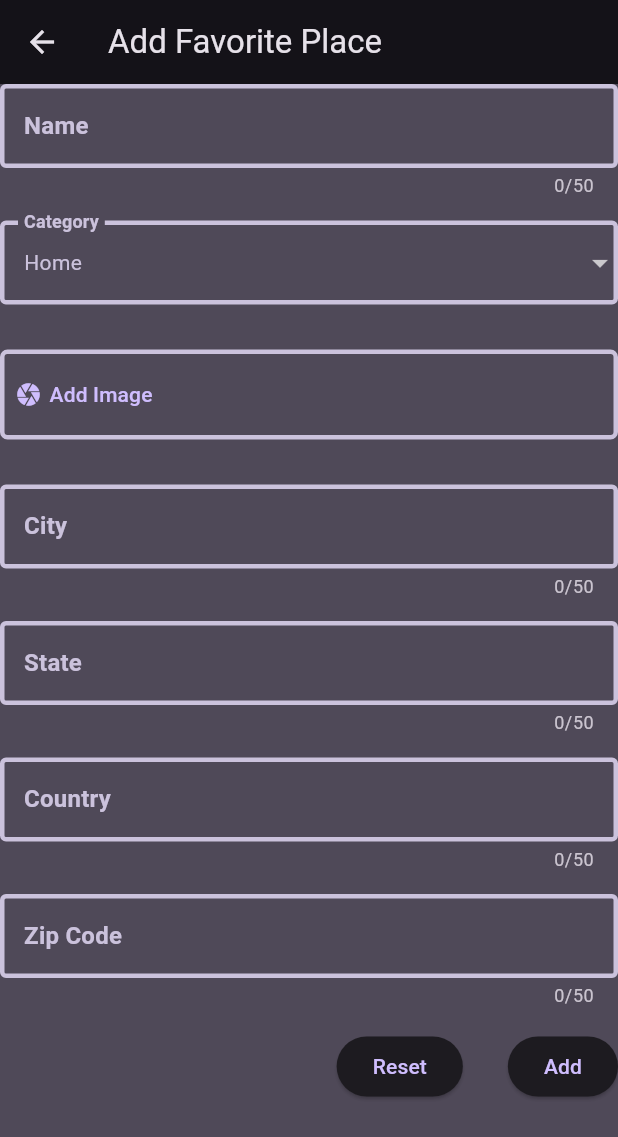
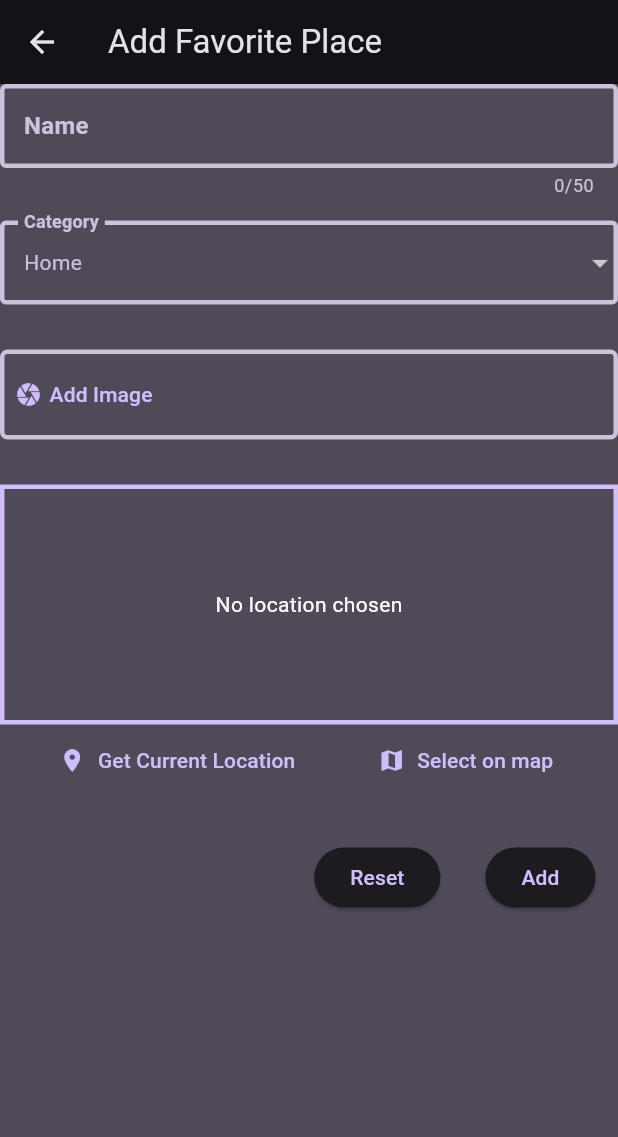
Before and after one commit to subhroacharjee/favorite_place_apps, a Flutter app: the AddPlaceScreen screen opened directly, on a phone screen of 412 x 824 dp. Shown: the top 1137 px of the screen. Run offline on Flutter 3.47's test engine with Material 3 defaults, Android fonts, the phone set to English and light mode, and no system bars; our stand-ins replace flutter_riverpod, google_fonts, image_picker, location, riverpod.

Commit message:
feat: adding location

```diff
--- /dev/null
+++ b/lib/src/components/location_input.dart
@@ -0,0 +1,117 @@
+import 'dart:convert';
+
+import 'package:favorite_place_apps/src/models/favorite_place.dart';
+import 'package:flutter/material.dart';
+import 'package:location/location.dart';
+import 'package:http/http.dart' as http;
+
+class LocationInput extends StatefulWidget {
+  const LocationInput({
+    super.key,
+    required this.setLocation,
+  });
+  final void Function(PlaceLocation) setLocation;
+  @override
+  State<LocationInput> createState() => _LocationInputState();
+}
+
+class _LocationInputState extends State<LocationInput> {
+  var _isGettingLocation = false;
+  final _apiKey = 'Your-API-Key';
+  Widget _previewContent = const Text('No location chosen');
+
+  String _locationImage(PlaceLocation place) {
+    return 'https://maps.googleapis.com/maps/api/staticmap?center=${place.latitude},${place.longitude}&zoom=12&size=${MediaQuery.of(context).size.width.floor()}x160&maptype=roadmap&markers=color:blue%7Clabel:S%7C${place.latitude},${place.longitude}&key=$_apiKey';
+  }
+
+  void _getCurrentLocation() async {
+    Location location = Location();
+
+    bool serviceEnabled;
+    PermissionStatus permissionGranted;
+    LocationData locationData;
+
+    serviceEnabled = await location.serviceEnabled();
+    if (!serviceEnabled) {
+      serviceEnabled = await location.requestService();
+      if (!serviceEnabled) {
+        return;
+      }
+    }
+
+    permissionGranted = await location.hasPermission();
+    if (permissionGranted == PermissionStatus.denied) {
+      permissionGranted = await location.requestPermission();
+      if (permissionGranted != PermissionStatus.granted) {
+        return;
+      }
+    }
+
+    setState(() {
+      _isGettingLocation = true;
+    });
+
+    locationData = await location.getLocation();
+    final url = Uri.parse(
+        'https://maps.googleapis.com/maps/api/geocode/json?latlng=${locationData.latitude},${locationData.longitude}&key=$_apiKey');
+    final response = await http.get(url);
+    final resData = json.decode(response.body);
+    final address = resData["results"][0]["formatted_address"];
+
+    final place = PlaceLocation(
+      address: address,
+      latitude: locationData.latitude!,
+      longitude: locationData.longitude!,
+    );
+    widget.setLocation(
+      place,
+    );
+    setState(() {
+      _previewContent = Image.network(_locationImage(place));
+      _isGettingLocation = false;
+    });
+  }
+
+  @override
+  Widget build(BuildContext context) {
+    Widget preview = Center(
+      child: _previewContent,
+    );
+
+    if (_isGettingLocation) {
+      preview = const Center(
+        child: CircularProgressIndicator(),
+      );
+    }
+    return Column(
+      children: [
+        Container(
+          height: 160,
+          width: double.infinity,
+          decoration: BoxDecoration(
+            border: Border.all(
+              width: 3,
+              color: Theme.of(context).colorScheme.primary,
+            ),
+          ),
+          child: preview,
+        ),
+        Row(
+          mainAxisAlignment: MainAxisAlignment.spaceEvenly,
+          children: [
+            TextButton.icon(
+              onPressed: _isGettingLocation ? null : _getCurrentLocation,
+              icon: const Icon(Icons.location_on),
+              label: const Text("Get Current Location"),
+            ),
+            TextButton.icon(
+              onPressed: () {},
+              icon: const Icon(Icons.map),
+              label: const Text("Select on map"),
+            ),
+          ],
+        )
+      ],
+    );
+  }
+}
--- a/lib/src/models/favorite_place.dart
+++ b/lib/src/models/favorite_place.dart
@@ -2,23 +2,16 @@ import 'dart:io';
 
 enum PlaceCategory { home, work, travel, relax, view, sports, activity, other }
 
-class Address {
-  const Address({
-    required this.city,
-    required this.state,
-    required this.country,
-    required this.zipcode,
+class PlaceLocation {
+  const PlaceLocation({
+    required this.latitude,
+    required this.longitude,
+    required this.address,
   });
-  final String? city;
-  final String? state;
-  final String? country;
-  final String? zipcode;
 
-  @override
-  String toString() {
-    var content = "${city} ${state} ${country} ${zipcode}";
-    return content;
-  }
+  final double latitude;
+  final double longitude;
+  final String address;
 }
 
 class FavoritePlace {
@@ -26,12 +19,13 @@ class FavoritePlace {
     required this.id,
     required this.name,
     required this.category,
-    this.address,
     required this.image,
+    required this.location,
   });
   final String id;
   final String name;
   final PlaceCategory category;
   final File image;
-  Address? address;
+
+  final PlaceLocation location;
 }
--- a/lib/src/screens/add_new_place.dart
+++ b/lib/src/screens/add_new_place.dart
@@ -1,6 +1,7 @@
 import 'dart:io';
 
 import 'package:favorite_place_apps/src/components/image_input.dart';
+import 'package:favorite_place_apps/src/components/location_input.dart';
 import 'package:favorite_place_apps/src/models/favorite_place.dart';
 import 'package:favorite_place_apps/src/providers/place_provider.dart';
 import 'package:flutter/material.dart';
@@ -13,11 +14,8 @@ class AddPlaceScreen extends ConsumerWidget {
   final gKey = GlobalKey<FormState>();
   late String _name;
   PlaceCategory _category = PlaceCategory.home;
-  late String? _city;
-  late String? _state;
-  late String? _country;
-  late String? _zip;
   File? _selectedImage;
+  PlaceLocation? _selctedLocation;
 
   void _save(BuildContext context, WidgetRef ref) {
     if (!gKey.currentState!.validate()) return;
@@ -30,17 +28,20 @@ class AddPlaceScreen extends ConsumerWidget {
       );
       return;
     }
+    if (_selctedLocation == null) {
+      ScaffoldMessenger.of(context).showSnackBar(
+        const SnackBar(
+          content: Text("location is required"),
+        ),
+      );
+      return;
+    }
     final newPlace = FavoritePlace(
-      id: UuidV4().toString(),
+      id: const UuidV4().toString(),
       name: _name,
       category: _category,
       image: _selectedImage!,
-      address: Address(
-        city: _city,
-        state: _state,
-        country: _country,
-        zipcode: _zip,
-      ),
+      location: _selctedLocation!,
     );
     ref.read(favoritePlaceProvider.notifier).addFavoritePlace(newPlace);
     Navigator.of(context).pop();
@@ -82,25 +83,11 @@ class AddPlaceScreen extends ConsumerWidget {
               const SizedBox(
                 height: 30,
               ),
-              _TextFormField(
-                  value: "City", validate: (value) => false, onSave: (val) => _city = val),
+              LocationInput(setLocation: (place) {
+                _selctedLocation = place;
+              }),
               const SizedBox(
-                height: 15,
-              ),
-              _TextFormField(
-                  value: "State", validate: (value) => false, onSave: (val) => _state = val),
-              const SizedBox(
-                height: 15,
-              ),
-              _TextFormField(
-                  value: "Country", validate: (value) => false, onSave: (val) => _country = val),
-              const SizedBox(
-                height: 15,
-              ),
-              _TextFormField(
-                  value: "Zip Code", validate: (value) => false, onSave: (val) => _zip = val),
-              const SizedBox(
-                height: 15,
+                height: 30,
               ),
               Row(
                 mainAxisAlignment: MainAxisAlignment.end,
@@ -119,7 +106,10 @@ class AddPlaceScreen extends ConsumerWidget {
                       _save(context, ref);
                     },
                     child: const Text("Add"),
-                  )
+                  ),
+                  const SizedBox(
+                    width: 15,
+                  ),
                 ],
               ),
               const SizedBox(
--- a/pubspec.yaml
+++ b/pubspec.yaml
@@ -40,6 +40,8 @@ dependencies:
   flutter_riverpod: ^2.4.9
   uuid: ^4.2.2
   image_picker: ^1.0.5
+  location: ^5.0.3
+  http: ^1.1.2
 
 dev_dependencies:
   flutter_test:
```
Also changed, not shown: pubspec.lock, 4 other files.
